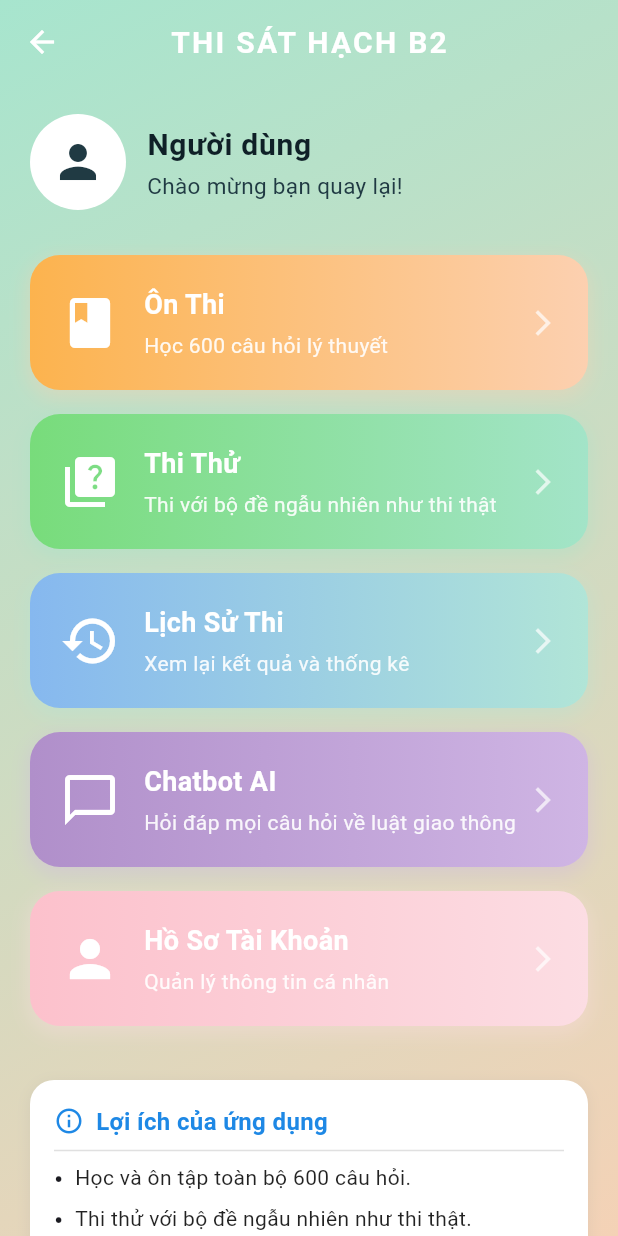
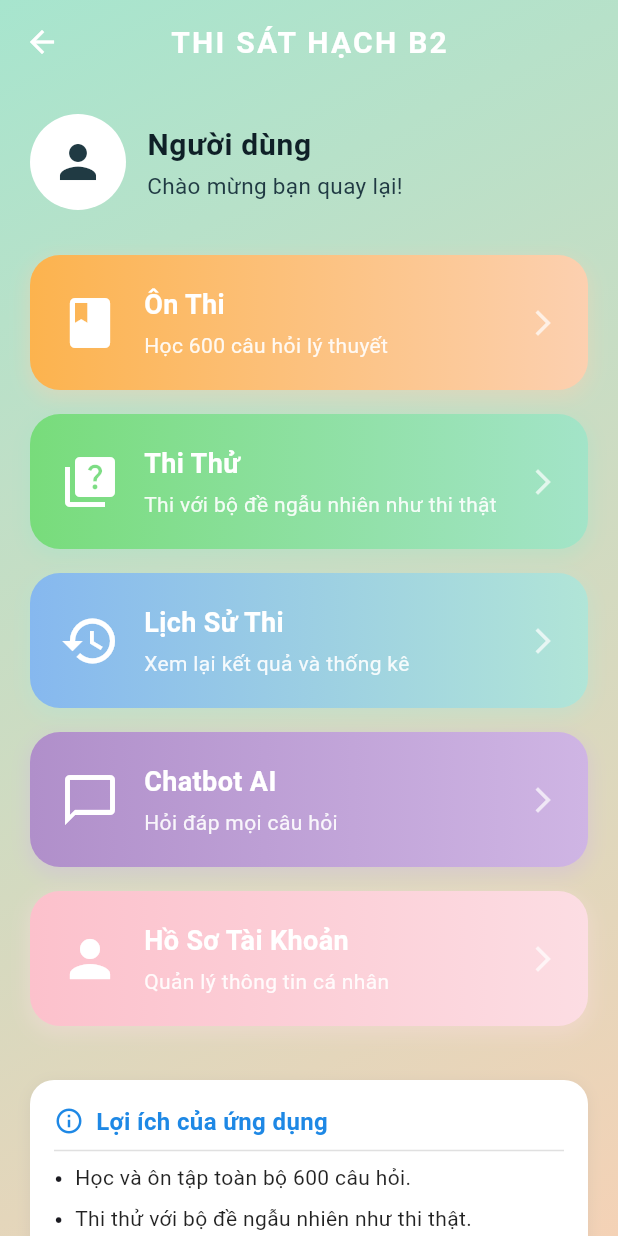
Before and after one commit to khavan130902/ThucTap-TUAN-3--BoSungChucNang, a Flutter app: the MenuScreen screen opened by its route, on a phone screen of 412 x 824 dp. Run offline on Flutter 3.47's test engine with Material 3 defaults, Android fonts, the phone set to English and light mode, and no system bars; our stand-ins replace fl_chart, flutter_dotenv, image_picker, sqflite; missing offline and left inert: clipboard, password_strength; accounts and stored records are empty.

Commit message:
Cập nhật

```diff
--- a/thi_sat_hach/lib/screens/menu_screen.dart
+++ b/thi_sat_hach/lib/screens/menu_screen.dart
@@ -192,7 +192,7 @@ class _MenuScreenState extends State<MenuScreen> {
                       context,
                       icon: Icons.chat_bubble_outline,
                       title: "Chatbot AI",
-                      subtitle: "Hỏi đáp mọi câu hỏi về luật giao thông",
+                      subtitle: "Hỏi đáp mọi câu hỏi ",
                       colors: const [Color(0xFFB08FCA), Color(0xFFCFB5E4)],
                       onTap: () => Navigator.pushNamed(context, '/chatbot',
                           arguments: {'user': user}),
```
